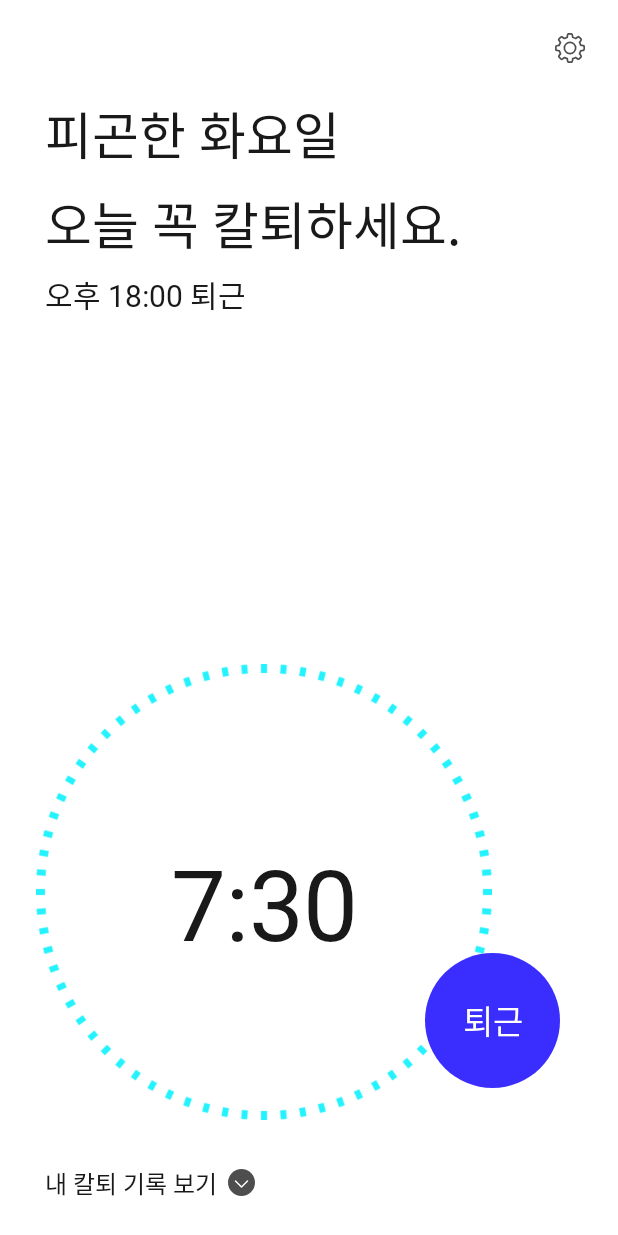
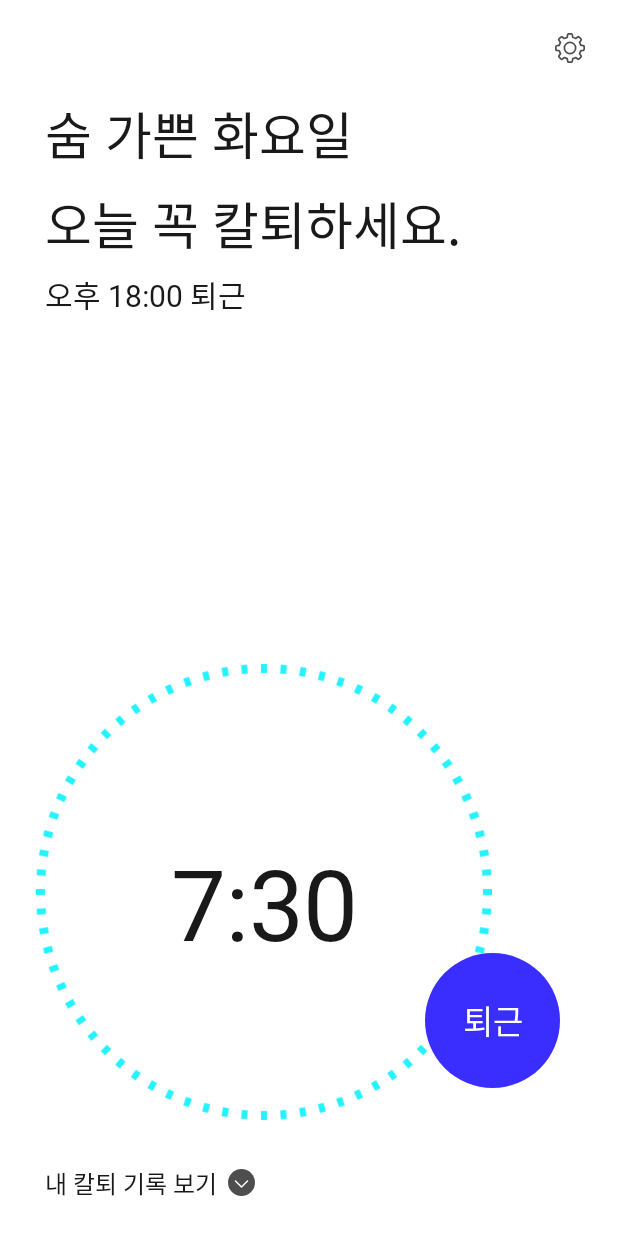
Before and after one commit to depromeet/im-off, an Android app: the screen it shows after launch (MainActivity), on a phone screen of 412 x 824 dp. Run offline under Robolectric (Android 15) with nearby library versions, the phone set to English and light mode, and no system bars; our stand-ins replace Room's generated code; Roboto replaces fonts that are not available here.

Commit message:
요일에 맞게 텍스트 나오도록 설정

```diff
--- a/app/src/main/res/layout/fragment_timer.xml
+++ b/app/src/main/res/layout/fragment_timer.xml
@@ -32,7 +32,7 @@
         android:layout_marginTop="64dp"
         android:fontFamily="@font/jalnan"
         android:lineSpacingExtra="10sp"
-        android:text="@string/format_working"
+        android:text="@string/working_monday"
         android:textColor="@color/colorText"
         android:textSize="34sp"
         app:layout_constraintStart_toStartOf="@id/gl_left"
--- a/app/src/main/res/values/strings.xml
+++ b/app/src/main/res/values/strings.xml
@@ -6,7 +6,15 @@
     <string name="noti_message">노티 내용</string>
 
     <!-- 타이머 화면 -->
-    <string name="format_working">피곤한 %s\n오늘 꼭 칼퇴하세요.</string>
+    <string name="working_monday">피곤한 월요일\n오늘 꼭 칼퇴하세요.</string>
+    <string name="working_tuesday">숨 가쁜 화요일\n오늘 꼭 칼퇴하세요.</string>
+    <string name="working_wednsday">지치는 수요일\n오늘 꼭 칼퇴하세요.</string>
+    <string name="working_thursday">아직도 목요일\n오늘 꼭 칼퇴하세요.</string>
+    <string name="working_friday">불타는 금요일\n오늘 꼭 칼퇴하세요.</string>
+    <string name="working_saturday">드디어 토요일\n돼지런하게 보내요.</string>
+    <string name="working_sunday">즐거운 일요일\n돼지런하게 보내요.</string>
+    <string name="leaving_saturday">내일도 쉬는날!</string>
+    <string name="leaving_sunday">내일은 월요일..</string>
     <string name="format_leaving_work_time">%s %02d:%02d 퇴근</string>
     <string name="show_statistics">내 칼퇴 기록 보기</string>
     <string name="mon">월요일</string>
```
Also changed, not shown: app/src/main/java/com/depromeet/tmj/im_off/features/main/TimerFragment.java (+60 -30 lines).
